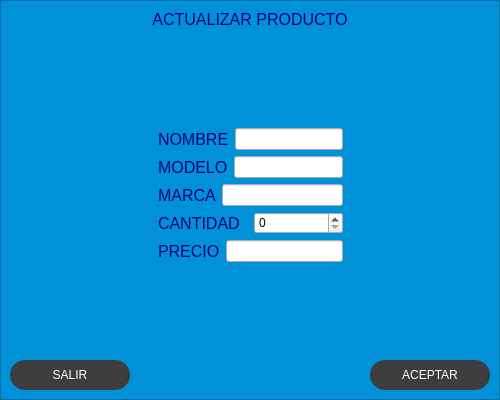
Qt form inventario/qt/actualizar_prod.ui (washipash/tesita) before a commit.
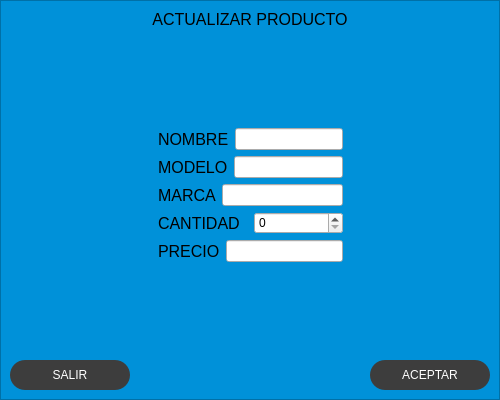
The same form after that commit.

```diff
--- a/inventario/qt/actualizar_prod.ui
+++ b/inventario/qt/actualizar_prod.ui
@@ -54,7 +54,7 @@
 font-size: 12pt;
 font: 87 12pts &quot;Arial Black&quot;;
 background-color:#000000ff;
-color:rgb(0, 0, 127);
+color:rgb(0, 0, 0);
 border: 0px solid #14C80C; 
 
 }
```
Left out of the diff: 14 changed lines with no effect on the pictures.
